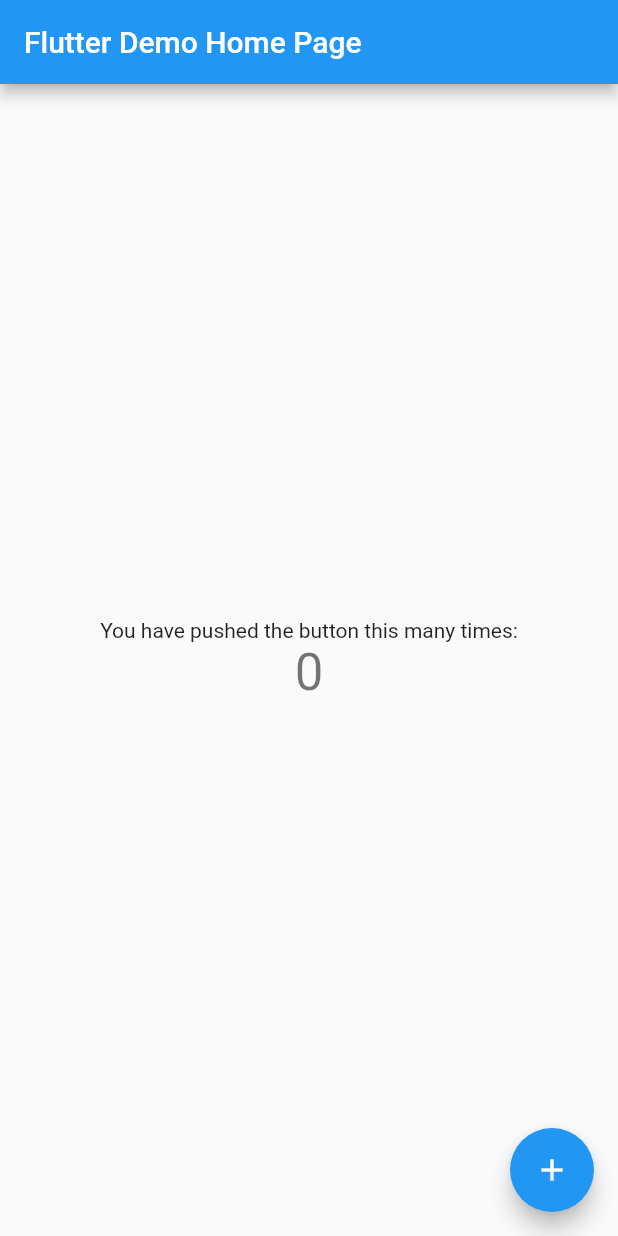
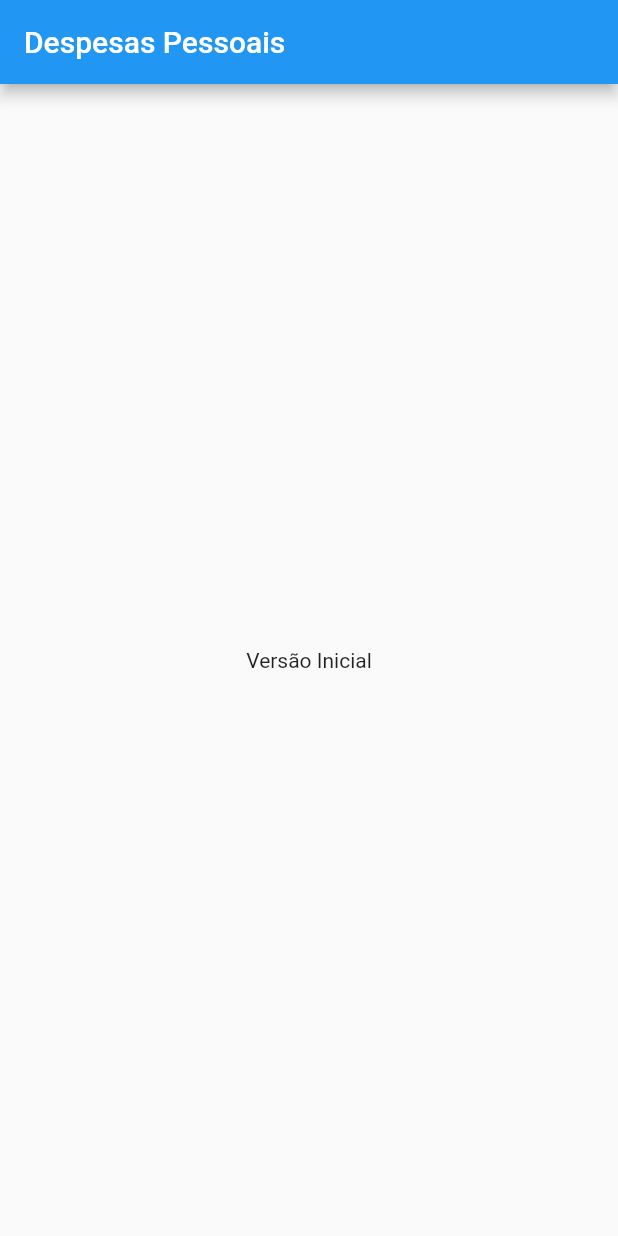
Before and after one commit to wagner-de-carvalho/expenses, a Flutter app: the screen it shows after launch, on a phone screen of 412 x 824 dp. Run offline on Flutter 3.47's test engine with Material 2 defaults, Android fonts, the phone set to English and light mode, and no system bars.

Commit message:
versao inicial

```diff
--- a/lib/main.dart
+++ b/lib/main.dart
@@ -1,115 +1,26 @@
 import 'package:flutter/material.dart';
 
-void main() {
-  runApp(const MyApp());
-}
+main() => runApp(ExpensesApp());
 
-class MyApp extends StatelessWidget {
-  const MyApp({Key? key}) : super(key: key);
-
-  // This widget is the root of your application.
+class ExpensesApp extends StatelessWidget {
   @override
   Widget build(BuildContext context) {
     return MaterialApp(
-      title: 'Flutter Demo',
-      theme: ThemeData(
-        // This is the theme of your application.
-        //
-        // Try running your application with "flutter run". You'll see the
-        // application has a blue toolbar. Then, without quitting the app, try
-        // changing the primarySwatch below to Colors.green and then invoke
-        // "hot reload" (press "r" in the console where you ran "flutter run",
-        // or simply save your changes to "hot reload" in a Flutter IDE).
-        // Notice that the counter didn't reset back to zero; the application
-        // is not restarted.
-        primarySwatch: Colors.blue,
-      ),
-      home: const MyHomePage(title: 'Flutter Demo Home Page'),
+      home: MyHomePage(),
     );
   }
 }
 
-class MyHomePage extends StatefulWidget {
-  const MyHomePage({Key? key, required this.title}) : super(key: key);
-
-  // This widget is the home page of your application. It is stateful, meaning
-  // that it has a State object (defined below) that contains fields that affect
-  // how it looks.
-
-  // This class is the configuration for the state. It holds the values (in this
-  // case the title) provided by the parent (in this case the App widget) and
-  // used by the build method of the State. Fields in a Widget subclass are
-  // always marked "final".
-
-  final String title;
-
-  @override
-  State<MyHomePage> createState() => _MyHomePageState();
-}
-
-class _MyHomePageState extends State<MyHomePage> {
-  int _counter = 0;
-
-  void _incrementCounter() {
-    setState(() {
-      // This call to setState tells the Flutter framework that something has
-      // changed in this State, which causes it to rerun the build method below
-      // so that the display can reflect the updated values. If we changed
-      // _counter without calling setState(), then the build method would not be
-      // called again, and so nothing would appear to happen.
-      _counter++;
-    });
-  }
-
+class MyHomePage extends StatelessWidget {
   @override
   Widget build(BuildContext context) {
-    // This method is rerun every time setState is called, for instance as done
-    // by the _incrementCounter method above.
-    //
-    // The Flutter framework has been optimized to make rerunning build methods
-    // fast, so that you can just rebuild anything that needs updating rather
-    // than having to individually change instances of widgets.
     return Scaffold(
       appBar: AppBar(
-        // Here we take the value from the MyHomePage object that was created by
-        // the App.build method, and use it to set our appbar title.
-        title: Text(widget.title),
+        title: Text('Despesas Pessoais'),
       ),
       body: Center(
-        // Center is a layout widget. It takes a single child and positions it
-        // in the middle of the parent.
-        child: Column(
-          // Column is also a layout widget. It takes a list of children and
-          // arranges them vertically. By default, it sizes itself to fit its
-          // children horizontally, and tries to be as tall as its parent.
-          //
-          // Invoke "debug painting" (press "p" in the console, choose the
-          // "Toggle Debug Paint" action from the Flutter Inspector in Android
-          // Studio, or the "Toggle Debug Paint" command in Visual Studio Code)
-          // to see the wireframe for each widget.
-          //
-          // Column has various properties to control how it sizes itself and
-          // how it positions its children. Here we use mainAxisAlignment to
-          // center the children vertically; the main axis here is the vertical
-          // axis because Columns are vertical (the cross axis would be
-          // horizontal).
-          mainAxisAlignment: MainAxisAlignment.center,
-          children: <Widget>[
-            const Text(
-              'You have pushed the button this many times:',
-            ),
-            Text(
-              '$_counter',
-              style: Theme.of(context).textTheme.headline4,
-            ),
-          ],
-        ),
+        child: Text('Versão Inicial'),
       ),
-      floatingActionButton: FloatingActionButton(
-        onPressed: _incrementCounter,
-        tooltip: 'Increment',
-        child: const Icon(Icons.add),
-      ), // This trailing comma makes auto-formatting nicer for build methods.
     );
   }
 }
```
Also changed, not shown: 1 other file.
